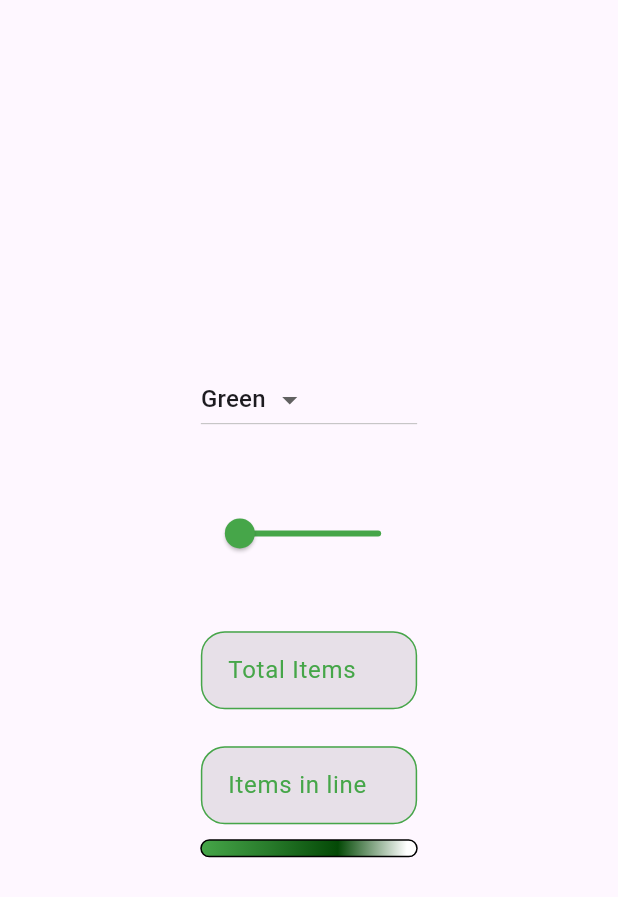
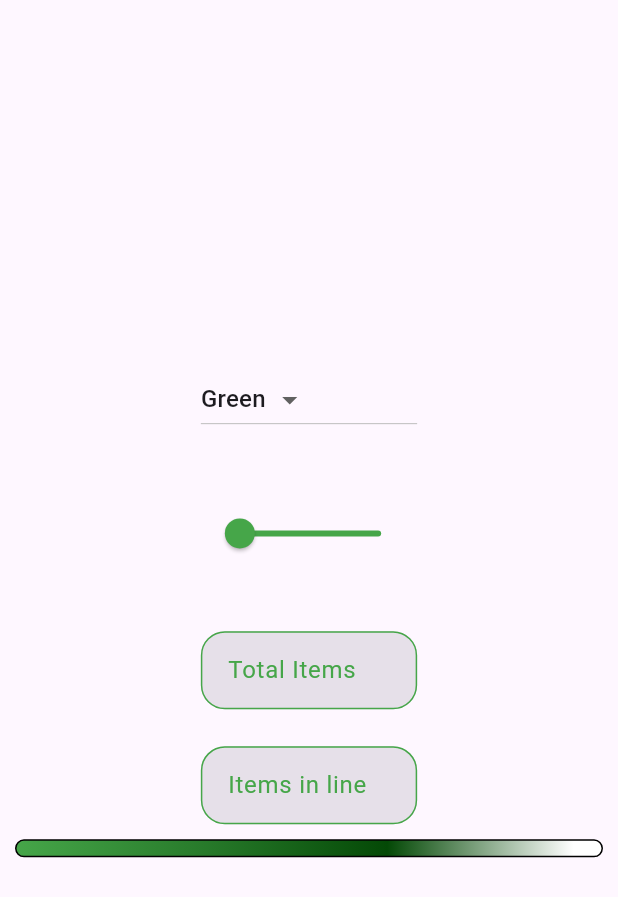
Before and after one commit to Blaster1111/asymmetri_task, a Flutter app: the screen it shows after launch, on a phone screen of 412 x 824 dp. Shown: the top 897 px of the screen. Run offline on Flutter 3.47's test engine with Material 3 defaults, Android fonts, the phone set to English and light mode, and no system bars; our stand-ins replace get.

Commit message:
build web & added  color to loading bar and total bar functionality

```diff
--- a/lib/home_page.dart
+++ b/lib/home_page.dart
@@ -1,18 +1,25 @@
 import 'package:asymmetri_task/my_data.dart';
+import 'package:asymmetri_task/my_function.dart';
 import 'package:asymmetri_task/widgets/dropbox_widget.dart';
 import 'package:asymmetri_task/widgets/loading_bar_widget.dart';
 import 'package:asymmetri_task/widgets/slider_widget.dart';
 import 'package:asymmetri_task/widgets/text_field_widget.dart';
 import 'package:flutter/material.dart';
+import 'package:get/get.dart';
 
+//used this page to call all the widgets
+//initailized my functions to pass values to the widgets.
 class HomePage extends StatelessWidget {
   final MyData myData = MyData();
+  final MyFunctions myFunctions = Get.find<MyFunctions>();
+
   HomePage({super.key});
 
   @override
   Widget build(BuildContext context) {
     return Scaffold(
       body: Center(
+        child: SingleChildScrollView(
           child: Column(
             mainAxisAlignment: MainAxisAlignment.center,
             children: [
@@ -27,6 +34,9 @@ class HomePage extends StatelessWidget {
               TextFieldWidget(
                 controller: myData.totalItemsController,
                 hintText: "Total Items",
+                onChanged: (value) {
+                  myFunctions.updateTotalItems(int.parse(value));
+                },
               ),
               SizedBox(
                 height: MediaQuery.sizeOf(context).height * 0.03,
@@ -34,9 +44,22 @@ class HomePage extends StatelessWidget {
               TextFieldWidget(
                 controller: myData.itemsInLineController,
                 hintText: "Items in line",
+                onChanged: (value) {
+                  myFunctions.updateItemsInLine(int.parse(value));
+                },
               ),
-            LoadingBar(),
+              Obx(
+                () => Column(
+                  children: List.generate(
+                    myFunctions.totalItems.value,
+                    (index) => LoadingBar(
+                      progress: myFunctions.progressValue,
+                    ),
+                  ),
+                ),
+              ),
             ],
+          ),
         ),
       ),
     );
--- a/lib/main.dart
+++ b/lib/main.dart
@@ -11,15 +11,10 @@ void main() {
 class MyApp extends StatelessWidget {
   const MyApp({super.key});
 
-  // This widget is the root of your application.
   @override
   Widget build(BuildContext context) {
-    return MaterialApp(
+    return GetMaterialApp(
       title: 'Flutter Demo',
-      theme: ThemeData(
-        colorScheme: ColorScheme.fromSeed(seedColor: Colors.deepPurple),
-        useMaterial3: true,
-      ),
       home: HomePage(),
     );
   }
--- a/lib/my_function.dart
+++ b/lib/my_function.dart
@@ -1,5 +1,6 @@
 import 'package:flutter/cupertino.dart';
 import 'package:get/get.dart';
+//used this to store the colors and the functions used in widgets.
 
 const Blue = Color(0xFF6295D9);
 const blueMid = Color(0xFF30618C);
@@ -13,12 +14,24 @@ const redSecondary = Color(0xFF5F0404);
 const Purple = Color(0xFF5E49B2);
 const purpleMid = Color(0xFF5C29D2);
 const purpleSecondary = Color(0xFF5A07F5);
+const White = Color(0xFFFFFFFF);
 
 class MyFunctions extends GetxController {
   final RxString selectedColor = 'Green'.obs;
+  final RxInt totalItems = 1.obs;
+  final RxInt itemsInLine = 1.obs;
+  bool get isTotalItemsExceeded => totalItems.value > 30;
 
   void updateSelectedColor(String color) {
     selectedColor.value = color;
+  }
+
+  void updateTotalItems(int value) {
+    totalItems.value = value;
+  }
+
+  void updateItemsInLine(int value) {
+    itemsInLine.value = value;
   }
 
   String getSelectedColor() {
@@ -46,4 +59,32 @@ class MyFunctions extends GetxController {
         return '';
     }
   }
+
+  double get progressValue {
+    if (totalItems.value == 0 || itemsInLine.value == 0) {
+      return 0.0;
+    }
+    return itemsInLine.value / totalItems.value;
+  }
+
+  List<Color> get progressColors {
+    switch (selectedColor.value) {
+      case 'Blue':
+        return [
+          Blue,
+          blueMid,
+          blueSecondary,
+        ];
+      case 'Green':
+        return [Green, greenMid, greenSecondary, White];
+      case 'Red':
+        return [Red, redMid, redSecondary, White];
+      case 'Purple':
+        return [Purple, purpleMid, purpleSecondary, White];
+      case 'Blue':
+        return [Blue, blueMid, blueSecondary, White];
+      default:
+        return [Green, greenMid, greenSecondary, White];
+    }
+  }
 }
--- a/lib/widgets/loading_bar_widget.dart
+++ b/lib/widgets/loading_bar_widget.dart
@@ -1,21 +1,9 @@
 import 'dart:async';
-
-import 'package:asymmetri_task/my_data.dart';
+import 'package:asymmetri_task/my_function.dart';
 import 'package:flutter/material.dart';
 import 'package:get/get.dart';
 
-class MyData1 {
-  static const List<String> items = ['Green', 'Blue', 'Purple', 'Red'];
-  static const List<Color> progressColors = [
-    Green,
-    greenMid,
-    greenSecondary,
-    Colors.white,
-  ];
-}
-
 class LoadingBarController extends GetxController {
-  final RxDouble progress = 0.35.obs;
   final RxDouble animationValue = 0.0.obs;
   late Timer timer;
 
@@ -35,18 +23,18 @@ class LoadingBarController extends GetxController {
     timer.cancel();
     super.onClose();
   }
-
-  void updateProgress(double newValue) {
-    progress.value = newValue.clamp(0.0, 1.0);
-    update();
-  }
 }
 
 class LoadingBar extends StatelessWidget {
-  final LoadingBarController controller = Get.put(LoadingBarController());
+  final double progress;
+
+  const LoadingBar({Key? key, required this.progress}) : super(key: key);
 
   @override
   Widget build(BuildContext context) {
+    final LoadingBarController controller = Get.put(LoadingBarController());
+    final MyFunctions myFunctions = Get.find<MyFunctions>();
+
     return Obx(
       () => Container(
         margin: EdgeInsets.all(10.0),
@@ -57,11 +45,11 @@ class LoadingBar extends StatelessWidget {
           gradient: LinearGradient(
             begin: Alignment(-1.0, -1.0),
             end: Alignment(controller.animationValue.value * 2.0 - 1.0, 0.0),
-            colors: MyData1.progressColors,
+            colors: myFunctions.progressColors,
           ),
         ),
         child: FractionallySizedBox(
-          widthFactor: controller.progress.value,
+          widthFactor: progress,
           child: Container(
             decoration: BoxDecoration(
               color: Colors.white,
--- a/lib/widgets/text_field_widget.dart
+++ b/lib/widgets/text_field_widget.dart
@@ -8,10 +8,12 @@ class TextFieldWidget extends StatelessWidget {
     Key? key,
     this.controller,
     this.hintText = "",
+    this.onChanged,
   }) : super(key: key);
 
   final TextEditingController? controller;
   final String? hintText;
+  final Function(String)? onChanged;
 
   @override
   Widget build(BuildContext context) {
@@ -36,6 +38,7 @@ class TextFieldWidget extends StatelessWidget {
               color: myFunctions.selectedColorValue,
             ),
           ),
+          onChanged: onChanged,
         ),
       ),
     );
```
Lines whose indentation alone changed are shown as unchanged.
